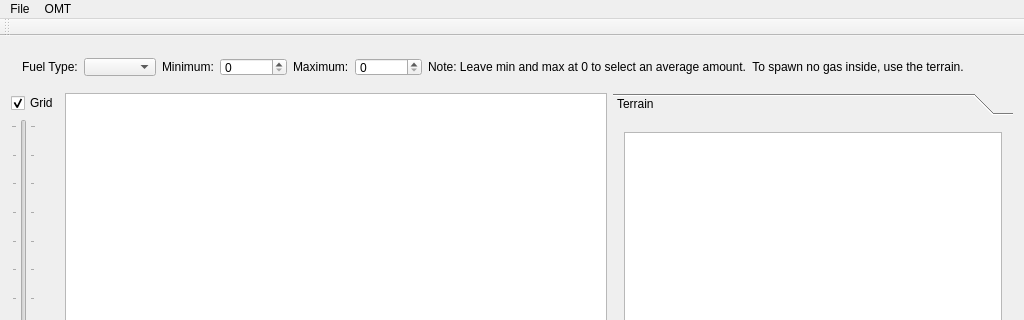
Before: the Qt Designer form buildingeditor.ui in vache/BuildingEditor, drawn with Qt 5; both pictures show x 0 to 1024 and y 0 to 320 of the 1024 by 768 pixel window.
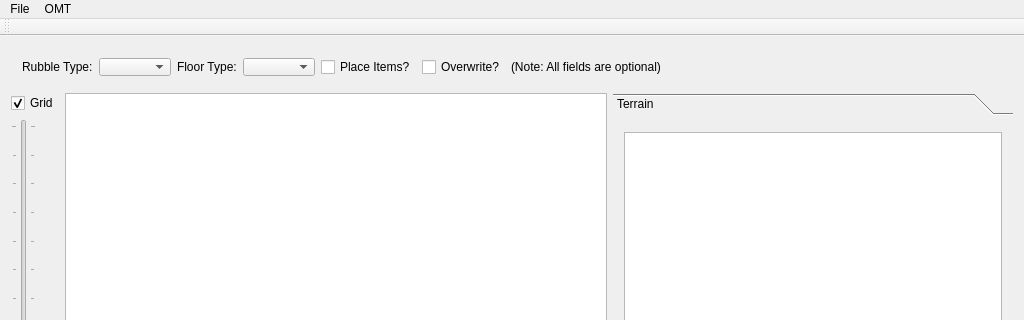
After: the same form once the commit is applied. Custom widgets are drawn as their Qt base class.

```diff
--- a/buildingeditor.ui
+++ b/buildingeditor.ui
@@ -24,7 +24,7 @@
        </size>
       </property>
       <property name="currentIndex">
-       <number>7</number>
+       <number>8</number>
       </property>
       <widget class="QWidget" name="itemGroupEditor">
        <layout class="QHBoxLayout" name="horizontalLayout">
@@ -449,6 +449,64 @@
         </item>
        </layout>
       </widget>
+      <widget class="QWidget" name="rubbleEditor">
+       <layout class="QHBoxLayout" name="horizontalLayout_10">
+        <item>
+         <widget class="QLabel" name="label_20">
+          <property name="text">
+           <string>Rubble Type:</string>
+          </property>
+         </widget>
+        </item>
+        <item>
+         <widget class="QComboBox" name="rubbleType"/>
+        </item>
+        <item>
+         <widget class="QLabel" name="label_21">
+          <property name="text">
+           <string>Floor Type:</string>
+          </property>
+         </widget>
+        </item>
+        <item>
+         <widget class="QComboBox" name="floorType"/>
+        </item>
+        <item>
+         <widget class="QCheckBox" name="placeItems">
+          <property name="text">
+           <string>Place Items?</string>
+          </property>
+         </widget>
+        </item>
+        <item>
+         <widget class="QCheckBox" name="overwrite">
+          <property name="text">
+           <string>Overwrite?</string>
+          </property>
+         </widget>
+        </item>
+        <item>
+         <widget class="QLabel" name="label_22">
+          <property name="text">
+           <string>(Note: All fields are optional)</string>
+          </property>
+         </widget>
+        </item>
+        <item>
+         <spacer name="horizontalSpacer_9">
+          <property name="orientation">
+           <enum>Qt::Horizontal</enum>
+          </property>
+          <property name="sizeHint" stdset="0">
+           <size>
+            <width>390</width>
+            <height>19</height>
+           </size>
+          </property>
+         </spacer>
+        </item>
+       </layout>
+      </widget>
      </widget>
     </item>
     <item>
```
